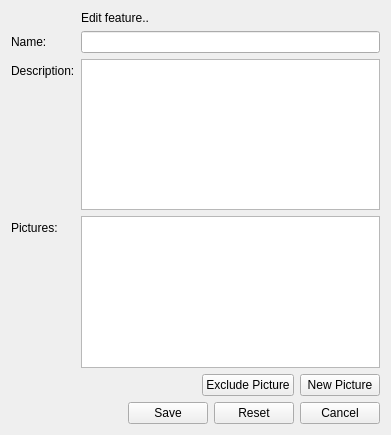
Before: the Qt Designer form client/uiforms/feature_edit.ui in Wolframe/configurator, drawn with Qt 5.
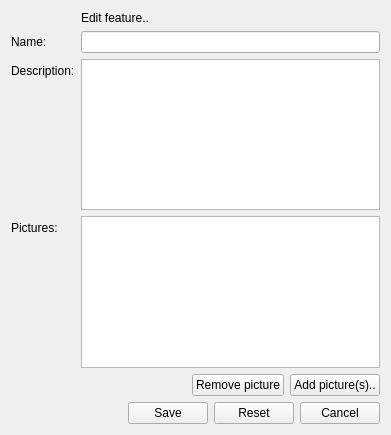
After: the same form once the commit is applied. Icons and pictures are not drawn.

What changed in the file:
```diff
--- a/client/uiforms/feature_edit.ui
+++ b/client/uiforms/feature_edit.ui
@@ -126,7 +126,7 @@
      <item>
       <widget class="QPushButton" name="exclude_pictures">
        <property name="text">
-        <string>Exclude Picture</string>
+        <string>Remove picture</string>
        </property>
        <property name="datasignal:clicked" stdset="0">
         <string>exclude_picture@main.pictures</string>
@@ -136,7 +136,7 @@
      <item>
       <widget class="QPushButton" name="new_pictures">
        <property name="text">
-        <string>New Picture</string>
+        <string>Add picture(s)..</string>
        </property>
        <property name="form" stdset="0">
         <string>picture_select?widgetid={main.widgetid}_picture</string>
```
